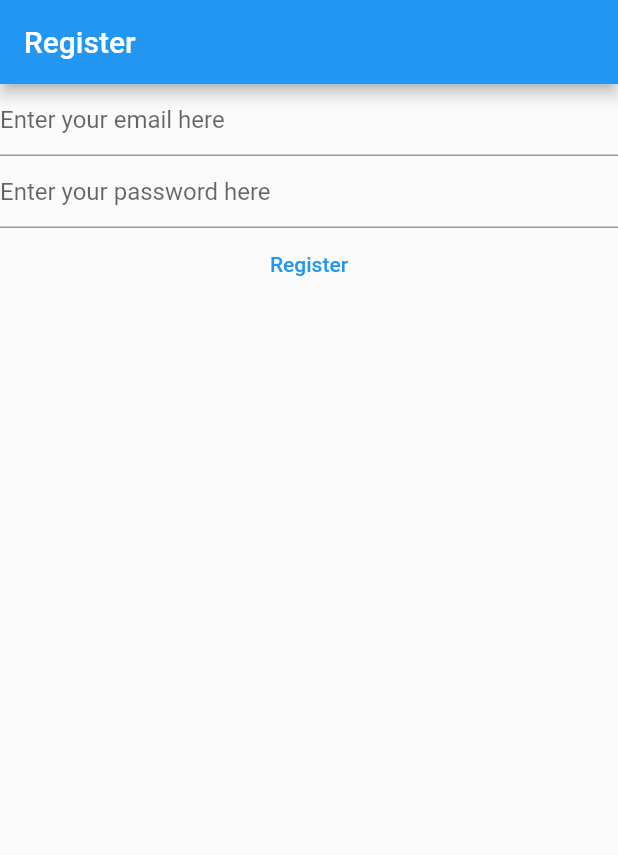
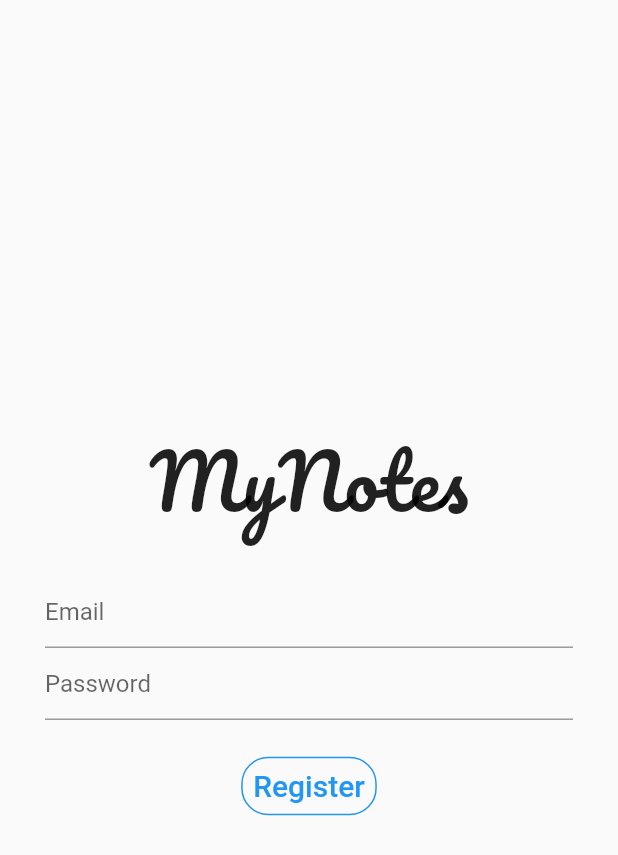
Before and after one commit to nrisek/Flutter, a Flutter app: the screen it shows after launch, after a tap on "Register", on a phone screen of 412 x 824 dp. Shown: the top 855 px of the screen. Run offline on Flutter 3.47's test engine with Material 2 defaults, Android fonts, the phone set to English and light mode, and no system bars; our stand-ins replace firebase_auth, firebase_core, google_fonts; accounts and stored records are empty.

Commit message:
Edited register page
- added google fonts package
- added containers for margin property
- added padding widget

```diff
--- a/mynotes/lib/main.dart
+++ b/mynotes/lib/main.dart
@@ -2,6 +2,7 @@ import 'package:firebase_core/firebase_core.dart';
 import 'package:flutter/material.dart';
 import 'package:firebase_auth/firebase_auth.dart';
 import 'firebase_options.dart';
+import 'package:google_fonts/google_fonts.dart';
 
 void main() {
   WidgetsFlutterBinding.ensureInitialized();
@@ -52,23 +53,33 @@ class _HomePageState extends State<HomePage> {
   @override
   Widget build(BuildContext context) {
     return Scaffold(
-      appBar: AppBar(
+      /*appBar: AppBar(
         title: const Text('Register'),
-      ),
+      ),*/
       body: FutureBuilder(
         future: Firebase.initializeApp(
           options: DefaultFirebaseOptions.currentPlatform,
         ),
         builder: (context, snapshot) {
-          return Column(
+          return Padding(
+            padding: const EdgeInsets.all(30.0),
+            child: Column(
+              mainAxisAlignment: MainAxisAlignment.center,
               children: [
+                Container(
+                  margin: const EdgeInsets.only(bottom: 20.0),
+                  child: Text(
+                    'MyNotes',
+                    style: GoogleFonts.pacifico(fontSize: 50),
+                  ),
+                ),
                 TextField(
                   controller: _email,
                   enableSuggestions: false,
                   autocorrect: false,
                   keyboardType: TextInputType.emailAddress,
                   decoration: const InputDecoration(
-                  hintText: 'Enter your email here',
+                    hintText: 'Email',
                   ),
                 ),
                 TextField(
@@ -76,21 +87,33 @@ class _HomePageState extends State<HomePage> {
                   obscureText: true,
                   enableSuggestions: false,
                   autocorrect: false,
-                decoration:
-                    const InputDecoration(hintText: 'Enter your password here'),
+                  decoration: const InputDecoration(hintText: 'Password'),
                 ),
-              TextButton(
+                Container(
+                  margin: const EdgeInsets.only(top: 20.0),
+                  child: TextButton(
+                    style: ButtonStyle(
+                      shape: MaterialStateProperty.all<RoundedRectangleBorder>(
+                        RoundedRectangleBorder(
+                          borderRadius: BorderRadius.circular(18.0),
+                          side: const BorderSide(color: Colors.blue),
+                        ),
+                      ),
+                    ),
                     onPressed: () async {
-                  final email = _email.text;
+                      /*final email = _email.text;
                       final password = _password.text;
                       final userCredential = await FirebaseAuth.instance
                           .createUserWithEmailAndPassword(
                               email: email, password: password);
-                  print(userCredential);
+                      print(userCredential);*/
                     },
-                child: const Text('Register'),
+                    child: Text('Register',
+                        style: GoogleFonts.roboto(fontSize: 20)),
+                  ),
                 ),
               ],
+            ),
           );
         },
       ),
--- a/mynotes/pubspec.yaml
+++ b/mynotes/pubspec.yaml
@@ -38,6 +38,7 @@ dependencies:
   firebase_auth: ^3.4.1
   cloud_firestore: ^3.2.1
   firebase_analytics: ^9.1.12
+  google_fonts: ^3.0.1
 
 dev_dependencies:
   flutter_test:
```
Also changed, not shown: mynotes/pubspec.lock, 1 other file. Lines whose indentation alone changed are shown as unchanged.
